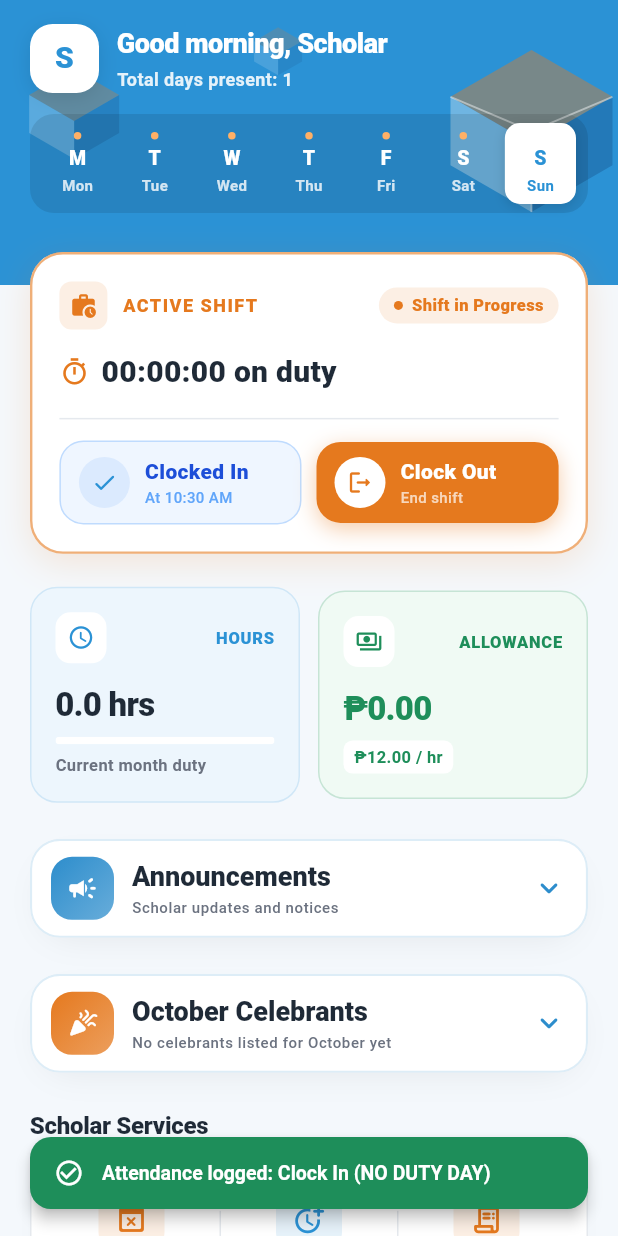
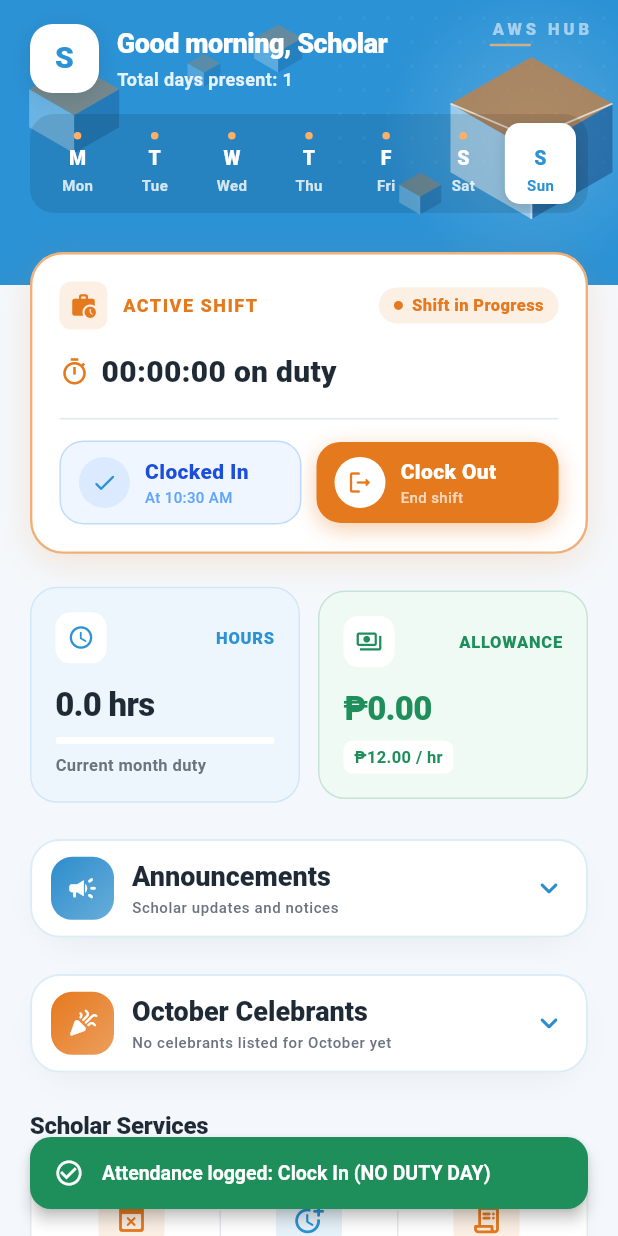
Before and after one commit to Emils18/mobileSched, a Flutter app: the DashboardScreen screen opened directly, after a tap on "Clock In", on a phone screen of 412 x 824 dp. Run offline on Flutter 3.47's test engine with Material 3 defaults, Android fonts, the phone set to English and light mode, and no system bars; our stand-ins replace flutter_animate, flutter_local_notifications, flutter_timezone, shared_preferences, supabase_flutter, timezone; missing offline and left inert: dart:js_interop; accounts and stored records are empty.

Commit message:
Improve header branding, animated cubes, dot grid, AWS HUB wordmark

```diff
--- a/lib/screens/dashboard_screen.dart
+++ b/lib/screens/dashboard_screen.dart
@@ -1,5 +1,5 @@
 import 'dart:async';
-
+import 'dart:math';
 import 'package:flutter/foundation.dart';
 import 'package:flutter/material.dart';
 import 'package:flutter/services.dart';
@@ -1330,9 +1330,7 @@ class _DashboardScreenState extends State<DashboardScreen>
                       decoration: const BoxDecoration(
                         color: Color(0xFF2B92D5), // Bright Scholar Sky Blue
                       ),
-                      child: CustomPaint(
-                        painter: _CampusHorizonPainter(),
-                      ),
+                                            child: const _CampusHorizonBackground(),
                     ),
 
                     // Canopy Content (Greeting + Day Strip)
@@ -2611,27 +2609,190 @@ Widget _buildTodayLedgerCard() {
 // ===========================================================================
 // VECTOR ART PAINTER: CAMPUS HORIZON CANOPY (Concept 1)
 // ===========================================================================
-
-
+class _CampusHorizonBackground extends StatefulWidget {
+  const _CampusHorizonBackground();
+
+  @override
+  State<_CampusHorizonBackground> createState() =>
+      _CampusHorizonBackgroundState();
+}
+
+class _CampusHorizonBackgroundState extends State<_CampusHorizonBackground>
+    with SingleTickerProviderStateMixin {
+  late final AnimationController _controller;
+
+  @override
+  void initState() {
+    super.initState();
+    _controller = AnimationController(
+      vsync: this,
+      duration: const Duration(seconds: 8),
+    )..repeat();
+  }
+
+  @override
+  void dispose() {
+    _controller.dispose();
+    super.dispose();
+  }
+
+  @override
+  Widget build(BuildContext context) {
+    return AnimatedBuilder(
+      animation: _controller,
+      builder: (context, child) {
+        return CustomPaint(
+          painter: _CampusHorizonPainter(t: _controller.value),
+          size: Size.infinite,
+        );
+      },
+    );
+  }
+}
 
 class _CampusHorizonPainter extends CustomPainter {
+  final double t; // 0..1 looping animation value
+
+  _CampusHorizonPainter({required this.t});
+
   @override
   void paint(Canvas canvas, Size size) {
     // 1. Daylight Sky Base
     final skyPaint = Paint()..color = const Color(0xFF2B92D5);
     canvas.drawRect(Rect.fromLTWH(0, 0, size.width, size.height), skyPaint);
 
-    // 2. Micro Isometric Cube (Far Background)
-    _drawAws3DCube(canvas, Offset(size.width * 0.45, size.height * 0.18), size: 16, opacity: 0.14);
-
-    // 3. Medium Isometric Cube (Floating Left)
-    _drawAws3DCube(canvas, Offset(size.width * 0.12, size.height * 0.40), size: 30, opacity: 0.22);
-
-    // 4. Hero Master 3D Cube (Floating Right - True Brand Geometry)
-    _drawAws3DCube(canvas, Offset(size.width * 0.86, size.height * 0.46), size: 54, opacity: 0.32, hasBevel: true);
-  }
-
-  void _drawAws3DCube(Canvas canvas, Offset center, {required double size, required double opacity, bool hasBevel = false}) {
+    // 2. Subtle dot grid texture — top-right area only
+    _drawDotGrid(canvas, size);
+
+    // 3. Giant AWS watermark — very light, top-right corner
+   _drawAwsWordmark(canvas, size);
+
+    // 4. Soft pulsing glow behind hero cube
+    final pulse = (sin(t * 2 * pi) + 1) / 2; // 0..1 smooth
+    final glowCenter = Offset(size.width * 0.86, size.height * 0.46);
+    final glowRadius = 88 + pulse * 14;
+    final glowPaint = Paint()
+      ..shader = RadialGradient(
+        colors: [
+          Colors.white.withValues(alpha: 0.14 + pulse * 0.06),
+          Colors.white.withValues(alpha: 0.0),
+        ],
+      ).createShader(Rect.fromCircle(center: glowCenter, radius: glowRadius));
+    canvas.drawCircle(glowCenter, glowRadius, glowPaint);
+
+    // 5. Cubes — each floats on its own phase
+
+    // Micro cube (top-center-left)
+    _drawAws3DCube(
+      canvas,
+      Offset(
+        size.width * 0.33,
+        size.height * 0.24 + sin(t * 2 * pi + 0.0) * 2.5,
+      ),
+      size: 11,
+      opacity: 0.16,
+    );
+
+    // Micro cube (top-right small)
+    _drawAws3DCube(
+      canvas,
+      Offset(
+        size.width * 0.45,
+        size.height * 0.18 + sin(t * 2 * pi + 1.2) * 3.0,
+      ),
+      size: 16,
+      opacity: 0.20,
+    );
+
+    // Medium cube (left)
+    _drawAws3DCube(
+      canvas,
+      Offset(
+        size.width * 0.12,
+        size.height * 0.40 + sin(t * 2 * pi + 2.4) * 4.0,
+      ),
+      size: 30,
+      opacity: 0.26,
+    );
+
+    // Accent cube (bottom-right, adds depth)
+    _drawAws3DCube(
+      canvas,
+      Offset(
+        size.width * 0.68,
+        size.height * 0.68 + sin(t * 2 * pi + 3.6) * 3.0,
+      ),
+      size: 14,
+      opacity: 0.22,
+    );
+
+    // Hero Master Cube (top-right, gentle float)
+    _drawAws3DCube(
+      canvas,
+      Offset(
+        size.width * 0.86,
+        size.height * 0.46 + sin(t * 2 * pi + 4.8) * 5.0,
+      ),
+      size: 54,
+      opacity: 0.42,
+      hasBevel: true,
+    );
+  }
+
+  void _drawDotGrid(Canvas canvas, Size size) {
+    final dotPaint = Paint()..color = Colors.white.withValues(alpha: 0.055);
+    const spacing = 16.0;
+    final startX = size.width * 0.55;
+    final endY = size.height * 0.60;
+    for (double x = startX; x < size.width; x += spacing) {
+      for (double y = 12; y < endY; y += spacing) {
+        canvas.drawCircle(Offset(x, y), 1.1, dotPaint);
+      }
+    }
+  }
+
+   void _drawAwsWordmark(Canvas canvas, Size size) {
+    final textPainter = TextPainter(
+      text: TextSpan(
+        text: 'AWS HUB',
+        style: TextStyle(
+          fontSize: 11,
+          fontWeight: FontWeight.w800,
+          letterSpacing: 2.6,
+          color: Colors.white.withValues(alpha: 0.55),
+          height: 1.0,
+        ),
+      ),
+      textDirection: TextDirection.ltr,
+    );
+    textPainter.layout();
+
+    // Positioned top-right, properly placed
+    final double dx = size.width - textPainter.width - 18;
+    final double dy = 14;
+
+    textPainter.paint(canvas, Offset(dx, dy));
+
+    // Small warm-orange accent underline (brand signature)
+    final linePaint = Paint()
+      ..color = const Color(0xFFFFB066).withValues(alpha: 0.75)
+      ..strokeWidth = 1.6
+      ..strokeCap = StrokeCap.round;
+    canvas.drawLine(
+      Offset(dx, dy + textPainter.height + 5),
+      Offset(dx + 26, dy + textPainter.height + 5),
+      linePaint,
+    );
+  }
+
+
+  void _drawAws3DCube(
+    Canvas canvas,
+    Offset center, {
+    required double size,
+    required double opacity,
+    bool hasBevel = false,
+  }) {
     final double h = size * 0.577; // 30-degree isometric ratio
 
     // TOP FACE: Warm Campus Orange (Sunlit)
@@ -2641,7 +2802,12 @@ class _CampusHorizonPainter extends CustomPainter {
       ..lineTo(center.dx, center.dy + h - (size - h))
       ..lineTo(center.dx - size, center.dy - (size - h))
       ..close();
-    canvas.drawPath(topPath, Paint()..color = AppColors.orange.withValues(alpha: opacity * 1.3));
+    canvas.drawPath(
+      topPath,
+      Paint()
+        ..color = AppColors.orange
+            .withValues(alpha: (opacity * 1.5).clamp(0.0, 1.0)),
+    );
 
     // LEFT FACE: Scholar Sky Blue
     final leftPath = Path()
@@ -2650,7 +2816,12 @@ class _CampusHorizonPainter extends CustomPainter {
       ..lineTo(center.dx, center.dy + size)
       ..lineTo(center.dx - size, center.dy + (size - h))
       ..close();
-    canvas.drawPath(leftPath, Paint()..color = Colors.white.withValues(alpha: opacity));
+    canvas.drawPath(
+      leftPath,
+      Paint()
+        ..color = Colors.white
+            .withValues(alpha: (opacity * 1.15).clamp(0.0, 1.0)),
+    );
 
     // RIGHT FACE: Deep Royal Navy (Shaded side)
     final rightPath = Path()
@@ -2659,21 +2830,30 @@ class _CampusHorizonPainter extends CustomPainter {
       ..lineTo(center.dx, center.dy + size)
       ..lineTo(center.dx + size, center.dy + (size - h))
       ..close();
-    canvas.drawPath(rightPath, Paint()..color = const Color(0xFF103A70).withValues(alpha: opacity * 0.9));
-
-    // High-End 3D White Bevel Edges
+    canvas.drawPath(
+      rightPath,
+      Paint()
+        ..color = const Color(0xFF103A70)
+            .withValues(alpha: (opacity * 1.05).clamp(0.0, 1.0)),
+    );
+
+    // High-End 3D White Bevel Edges (hero cube only)
     if (hasBevel) {
       final edgePaint = Paint()
-        ..color = Colors.white.withValues(alpha: opacity * 1.4)
+        ..color =
+            Colors.white.withValues(alpha: (opacity * 1.6).clamp(0.0, 1.0))
         ..style = PaintingStyle.stroke
         ..strokeWidth = 1.2;
 
       canvas.drawLine(center, Offset(center.dx, center.dy + size), edgePaint);
-      canvas.drawLine(center, Offset(center.dx - size, center.dy - (size - h)), edgePaint);
-      canvas.drawLine(center, Offset(center.dx + size, center.dy - (size - h)), edgePaint);
+      canvas.drawLine(
+          center, Offset(center.dx - size, center.dy - (size - h)), edgePaint);
+      canvas.drawLine(
+          center, Offset(center.dx + size, center.dy - (size - h)), edgePaint);
     }
   }
 
   @override
-  bool shouldRepaint(covariant CustomPainter oldDelegate) => false;
+  bool shouldRepaint(covariant _CampusHorizonPainter oldDelegate) =>
+      oldDelegate.t != t;
 }
```
